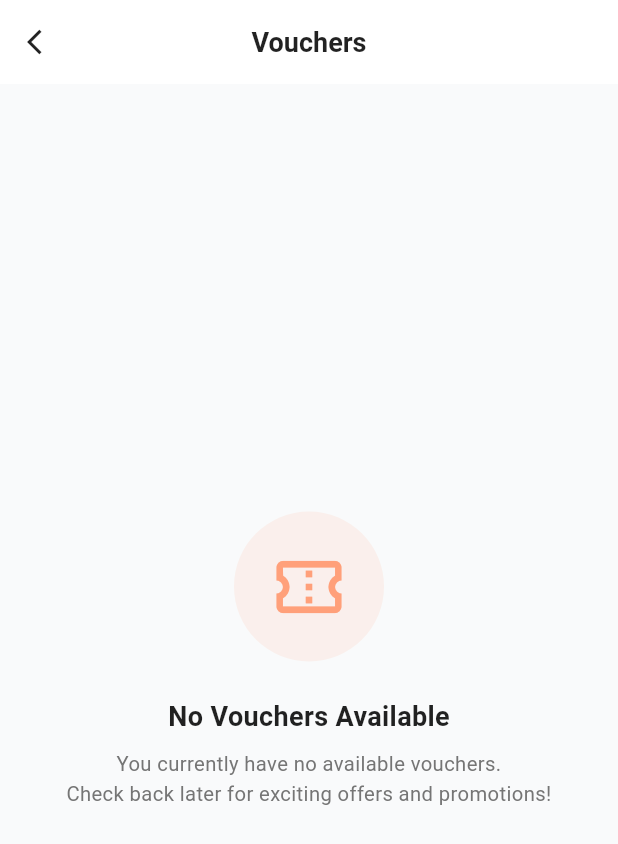
After one commit to kkhhhhh-v61/mad_assignment, a Flutter app: the CustomerVouchersScreen screen opened directly, on a phone screen of 412 x 824 dp. The commit adds this screen. Shown: the top 844 px of the screen. Run offline on Flutter 3.47's test engine with Material 3 defaults, Android fonts, the phone set to English and light mode, and no system bars; our stand-ins replace flutter_map, geolocator, image_picker, latlong2, shared_preferences, supabase_flutter; accounts and stored records are empty.

Commit message:
vouchers 1

```diff
--- /dev/null
+++ b/lib/customer/vouchers.dart
@@ -0,0 +1,230 @@
+import 'package:flutter/material.dart';
+
+class CustomerVouchersScreen extends StatefulWidget {
+  const CustomerVouchersScreen({super.key});
+
+  @override
+  State<CustomerVouchersScreen> createState() => _CustomerVouchersScreenState();
+}
+
+class _CustomerVouchersScreenState extends State<CustomerVouchersScreen> {
+  // 1. Declarations & Initializations
+  final List<Map<String, dynamic>> _vouchers = [];
+  bool _isLoading = false;
+
+  // 2. Overrides & Lifecycle
+  @override
+  void initState() {
+    super.initState();
+    _loadVouchers();
+  }
+
+  // 3. Logic Functions
+  Future<void> _loadVouchers() async {
+    //TODO: Retrieve available vouchers from database
+    setState(() {
+      _isLoading = false;
+    });
+  }
+
+  // 4. Main Build Method
+  @override
+  Widget build(BuildContext context) {
+    return Scaffold(
+      backgroundColor: const Color.fromARGB(255, 249, 250, 251),
+      appBar: AppBar(
+        backgroundColor: Colors.white,
+        elevation: 0,
+        centerTitle: true,
+        leading: IconButton(
+          icon: const Icon(
+            Icons.arrow_back_ios,
+            color: Colors.black87,
+            size: 20,
+          ),
+          onPressed: () => Navigator.pop(context),
+        ),
+        title: const Text(
+          'Vouchers',
+          style: TextStyle(
+            color: Colors.black87,
+            fontWeight: FontWeight.bold,
+            fontSize: 18.0,
+          ),
+        ),
+      ),
+      body: _isLoading
+          ? const Center(
+              child: CircularProgressIndicator(
+                color: Color.fromARGB(255, 255, 160, 122),
+              ),
+            )
+          : _vouchers.isEmpty
+              ? _buildEmptyState()
+              : _buildVouchersList(),
+    );
+  }
+
+  // 5. UI Helpers / Sub-widgets
+  Widget _buildEmptyState() {
+    return Center(
+      child: Padding(
+        padding: const EdgeInsets.symmetric(horizontal: 32.0),
+        child: Column(
+          mainAxisAlignment: MainAxisAlignment.center,
+          children: [
+            Container(
+              width: 100,
+              height: 100,
+              decoration: BoxDecoration(
+                color: const Color.fromARGB(255, 255, 160, 122)
+                    .withValues(alpha: 0.12),
+                shape: BoxShape.circle,
+              ),
+              child: const Icon(
+                Icons.confirmation_number_outlined,
+                size: 52,
+                color: Color.fromARGB(255, 255, 160, 122),
+              ),
+            ),
+            const SizedBox(height: 24.0),
+            const Text(
+              'No Vouchers Available',
+              style: TextStyle(
+                fontSize: 18.0,
+                fontWeight: FontWeight.bold,
+                color: Color(0xDD000000),
+              ),
+            ),
+            const SizedBox(height: 8.0),
+            const Text(
+              'You currently have no available vouchers.\nCheck back later for exciting offers and promotions!',
+              textAlign: TextAlign.center,
+              style: TextStyle(
+                fontSize: 13.5,
+                color: Color.fromARGB(255, 117, 117, 117),
+                height: 1.5,
+              ),
+            ),
+          ],
+        ),
+      ),
+    );
+  }
+
+  Widget _buildVouchersList() {
+    return ListView.builder(
+      padding: const EdgeInsets.all(16.0),
+      itemCount: _vouchers.length,
+      itemBuilder: (context, index) {
+        final voucher = _vouchers[index];
+        return _buildVoucherCard(voucher);
+      },
+    );
+  }
+
+  Widget _buildVoucherCard(Map<String, dynamic> voucher) {
+    final title = voucher['title'] ?? 'Voucher';
+    final description = voucher['description'] ?? '';
+    final code = voucher['code'] ?? '';
+    final expiryDate = voucher['expiry_date'] ?? '';
+
+    return Container(
+      margin: const EdgeInsets.only(bottom: 14.0),
+      padding: const EdgeInsets.all(16.0),
+      decoration: BoxDecoration(
+        color: Colors.white,
+        borderRadius: BorderRadius.circular(16.0),
+        border: Border.all(
+          color: const Color.fromARGB(255, 238, 238, 238),
+        ),
+        boxShadow: const [
+          BoxShadow(
+            color: Color.fromARGB(8, 0, 0, 0),
+            blurRadius: 8,
+            offset: Offset(0, 2),
+          ),
+        ],
+      ),
+      child: Row(
+        crossAxisAlignment: CrossAxisAlignment.start,
+        children: [
+          Container(
+            padding: const EdgeInsets.all(12.0),
+            decoration: BoxDecoration(
+              color: const Color.fromARGB(255, 255, 160, 122)
+                  .withValues(alpha: 0.15),
+              borderRadius: BorderRadius.circular(12.0),
+            ),
+            child: const Icon(
+              Icons.local_offer,
+              color: Color.fromARGB(255, 255, 160, 122),
+              size: 24,
+            ),
+          ),
+          const SizedBox(width: 14.0),
+          Expanded(
+            child: Column(
+              crossAxisAlignment: CrossAxisAlignment.start,
+              children: [
+                Text(
+                  title,
+                  style: const TextStyle(
+                    fontWeight: FontWeight.bold,
+                    fontSize: 15.5,
+                  ),
+                ),
+                if (description.isNotEmpty) ...[
+                  const SizedBox(height: 4.0),
+                  Text(
+                    description,
+                    style: const TextStyle(
+                      fontSize: 12.5,
+                      color: Color.fromARGB(255, 117, 117, 117),
+                    ),
+                  ),
+                ],
+                if (code.isNotEmpty || expiryDate.isNotEmpty) ...[
+                  const SizedBox(height: 8.0),
+                  Row(
+                    children: [
+                      if (code.isNotEmpty)
+                        Container(
+                          padding: const EdgeInsets.symmetric(
+                            horizontal: 8.0,
+                            vertical: 3.0,
+                          ),
+                          decoration: BoxDecoration(
+                            color: const Color.fromARGB(255, 245, 245, 245),
+                            borderRadius: BorderRadius.circular(6.0),
+                          ),
+                          child: Text(
+                            code,
+                            style: const TextStyle(
+                              fontSize: 11.5,
+                              fontWeight: FontWeight.bold,
+                              color: Color.fromARGB(255, 66, 66, 66),
+                            ),
+                          ),
+                        ),
+                      if (code.isNotEmpty && expiryDate.isNotEmpty)
+                        const SizedBox(width: 8.0),
+                      if (expiryDate.isNotEmpty)
+                        Text(
+                          'Expires $expiryDate',
+                          style: const TextStyle(
+                            fontSize: 11.5,
+                            color: Color.fromARGB(255, 140, 140, 140),
+                          ),
+                        ),
+                    ],
+                  ),
+                ],
+              ],
+            ),
+          ),
+        ],
+      ),
+    );
+  }
+}
```
Also changed, not shown: lib/customer/main_navigation.dart (+12 -7 lines).
